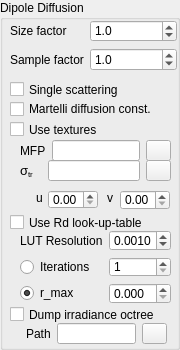
Old version of the form src/qtgui/dipoleBSSRDFWidget.ui in the repository tomka/mitsuba-renderer.
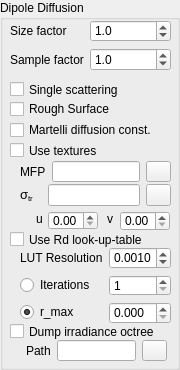
New version of the form. Icons and pictures are not drawn.

Commit message: Add rough surface support to BSSRDF

The edit to the form file:
```diff
--- a/src/qtgui/dipoleBSSRDFWidget.ui
+++ b/src/qtgui/dipoleBSSRDFWidget.ui
@@ -7,19 +7,19 @@
     <x>0</x>
     <y>0</y>
     <width>180</width>
-    <height>350</height>
+    <height>370</height>
    </rect>
   </property>
   <property name="minimumSize">
    <size>
     <width>180</width>
-    <height>350</height>
+    <height>370</height>
    </size>
   </property>
   <property name="maximumSize">
    <size>
     <width>16777214</width>
-    <height>350</height>
+    <height>370</height>
    </size>
   </property>
   <property name="windowTitle">
@@ -33,7 +33,7 @@
     <rect>
      <x>10</x>
      <y>20</y>
-     <width>167</width>
+     <width>161</width>
      <height>51</height>
     </rect>
    </property>
@@ -100,7 +100,7 @@
     <rect>
      <x>10</x>
      <y>80</y>
-     <width>161</width>
+     <width>159</width>
      <height>19</height>
     </rect>
    </property>
@@ -112,7 +112,7 @@
    <property name="geometry">
     <rect>
      <x>10</x>
-     <y>99</y>
+     <y>120</y>
      <width>161</width>
      <height>20</height>
     </rect>
@@ -125,7 +125,7 @@
    <property name="geometry">
     <rect>
      <x>10</x>
-     <y>120</y>
+     <y>141</y>
      <width>91</width>
      <height>19</height>
     </rect>
@@ -138,7 +138,7 @@
    <property name="geometry">
     <rect>
      <x>20</x>
-     <y>140</y>
+     <y>161</y>
      <width>161</width>
      <height>71</height>
     </rect>
@@ -216,12 +216,18 @@
       <x>0</x>
       <y>20</y>
       <width>151</width>
-      <height>21</height>
+      <height>28</height>
      </rect>
     </property>
     <layout class="QGridLayout" name="gridLayout_4">
      <item row="0" column="0">
       <widget class="QLabel" name="label_5">
+       <property name="maximumSize">
+        <size>
+         <width>22</width>
+         <height>16777215</height>
+        </size>
+       </property>
        <property name="toolTip">
         <string>SigmaTr, the transport coefficient.</string>
        </property>
@@ -315,7 +321,7 @@
    <property name="geometry">
     <rect>
      <x>10</x>
-     <y>305</y>
+     <y>322</y>
      <width>161</width>
      <height>19</height>
     </rect>
@@ -328,7 +334,7 @@
    <property name="geometry">
     <rect>
      <x>20</x>
-     <y>323</y>
+     <y>340</y>
      <width>151</width>
      <height>21</height>
     </rect>
@@ -388,9 +394,9 @@
    <property name="geometry">
     <rect>
      <x>20</x>
-     <y>230</y>
-     <width>153</width>
-     <height>74</height>
+     <y>247</y>
+     <width>160</width>
+     <height>77</height>
     </rect>
    </property>
    <layout class="QFormLayout" name="formLayout">
@@ -481,7 +487,7 @@
    <property name="geometry">
     <rect>
      <x>10</x>
-     <y>213</y>
+     <y>230</y>
      <width>161</width>
      <height>19</height>
     </rect>
@@ -493,6 +499,23 @@
     <string>Use Rd look-up-table</string>
    </property>
   </widget>
+  <widget class="QCheckBox" name="roughSurfaceCheckBox">
+   <property name="geometry">
+    <rect>
+     <x>10</x>
+     <y>100</y>
+     <width>111</width>
+     <height>18</height>
+    </rect>
+   </property>
+   <property name="toolTip">
+    <string>Triggers the replacement of Fresnel-Reflectance with numerial integrated
+BSDF values of a microfacet model.</string>
+   </property>
+   <property name="text">
+    <string>Rough Surface</string>
+   </property>
+  </widget>
  </widget>
  <resources>
   <include location="resources.qrc"/>
```
Left out of the diff: 8 changed lines with no effect on the pictures. The commit also changes 4 other files.
